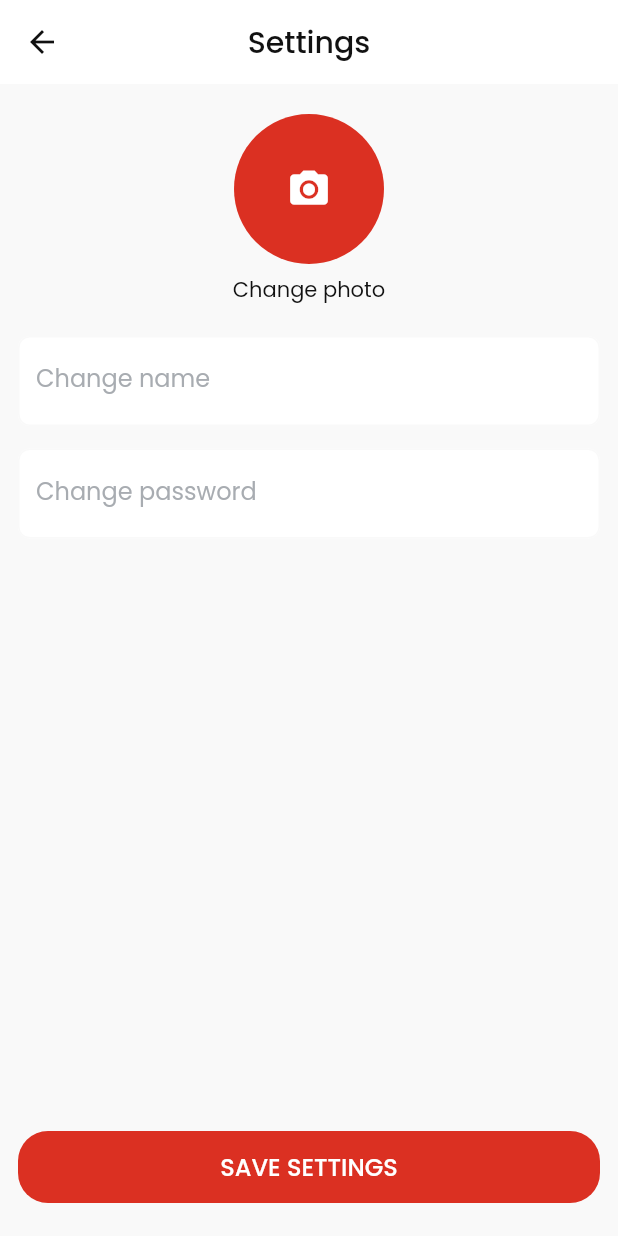
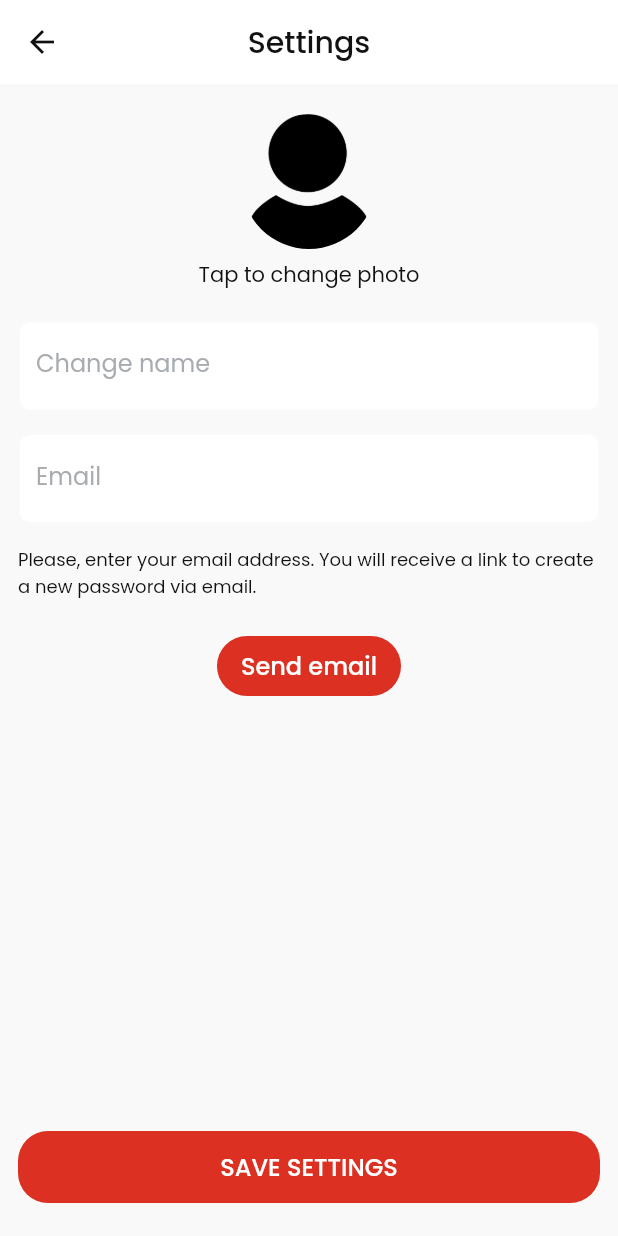
Before and after one commit to fadi-flutter/ShopEase, a Flutter app: the ProfileScreen screen opened directly, after a tap on the "arrow forward ios" icon, on a phone screen of 412 x 824 dp. Run offline on Flutter 3.47's test engine with Material 2 defaults, Android fonts, the phone set to English and light mode, and no system bars; our stand-ins replace cloud_firestore, firebase_auth, firebase_core, firebase_storage, flutter_easyloading, flutter_rating_bar and 4 more; accounts and stored records are empty.

Commit message:
completed profile backend

```diff
--- a/lib/views/Auth/controller/auth_controller.dart
+++ b/lib/views/Auth/controller/auth_controller.dart
@@ -30,7 +30,8 @@ class AuthController extends GetxController {
         'time_stamp': DateTime.now(),
         'name': name,
         'email': email,
-        'id': userID
+        'id': userID,
+        'image': ''
       });
       EasyLoading.dismiss();
       Get.offAll(() => const DashBoard());
--- a/lib/views/Dashboard/profile/controllers/profile_controller.dart
+++ b/lib/views/Dashboard/profile/controllers/profile_controller.dart
@@ -1,7 +1,8 @@
 import 'dart:io';
-
 import 'package:cloud_firestore/cloud_firestore.dart';
 import 'package:firebase_storage/firebase_storage.dart';
+import 'package:flutter/material.dart';
+import 'package:flutter_easyloading/flutter_easyloading.dart';
 import 'package:get/get.dart';
 import 'package:shopease/utilities/app_const.dart';
 import 'package:image_picker/image_picker.dart';
@@ -12,6 +13,9 @@ class ProfileController extends GetxController {
   RxString userImage = ''.obs;
   final ImagePicker picker = ImagePicker();
   Rx<XFile> pickImage = XFile('').obs;
+  final TextEditingController nameC = TextEditingController();
+  final TextEditingController emailC = TextEditingController();
+
   getProfile() async {
     final userID = auth.currentUser!.uid;
     DocumentSnapshot doc =
@@ -22,16 +26,34 @@ class ProfileController extends GetxController {
   }
 
   updateSettings(
-      String image, String name, String password, XFile pickedImage) {
+    XFile pickedImage, {
+    required String image,
+    required String name,
+  }) async {
     String url = '';
-    if (pickImage.value.path != '') {
-      url = uploadImage(pickedImage);
+    EasyLoading.show();
+    try {
+      final user = auth.currentUser;
+      if (pickImage.value.path != '') {
+        url = await uploadImage(pickedImage);
+      }
+      await firestore.collection('users').doc(user!.uid).update({
+        'image': url == '' ? image : url,
+        'name': name.isEmpty ? userName.value : name,
+      });
+      Get.back();
+      await getProfile();
+      rawSackbar('Settings updated succesfully');
+    } on Exception catch (e) {
+      EasyLoading.dismiss();
+      rawSackbar('Something went wrong, please try again ${e.toString()}');
     }
-    final userID = auth.currentUser!.uid;
-    firestore.collection('users').doc(userID).update({
-      'image': pickImage.value.path != '' ? image : url,
-      'name': name,
-    });
+    EasyLoading.dismiss();
+  }
+
+  sendEmail() async {
+    await auth.sendPasswordResetEmail(email: emailC.text);
+    rawSackbar('Email sent successfuly');
   }
 
   getProfileImage() async {
--- a/lib/views/Dashboard/profile/screens/profile_screen.dart
+++ b/lib/views/Dashboard/profile/screens/profile_screen.dart
@@ -1,9 +1,13 @@
 import 'package:flutter/material.dart';
 import 'package:get/get.dart';
 import 'package:shopease/utilities/app_colors.dart';
+import 'package:shopease/utilities/app_const.dart';
 import 'package:shopease/utilities/app_textstyle.dart';
+import 'package:shopease/views/Auth/screens/signup_screen.dart';
 import 'package:shopease/views/Dashboard/profile/controllers/profile_controller.dart';
 import 'package:shopease/views/Dashboard/profile/screens/setttings_screen.dart';
+import 'package:shopease/widgets/long_button.dart';
+import 'package:google_sign_in/google_sign_in.dart';
 
 class ProfileScreen extends StatelessWidget {
   ProfileScreen({super.key});
@@ -25,14 +29,26 @@ class ProfileScreen extends StatelessWidget {
         child: Container(
           padding: const EdgeInsets.symmetric(horizontal: 12, vertical: 15),
           alignment: Alignment.center,
-          child: Column(
+          child: Obx(
+            () => Column(
               children: [
-              const CircleAvatar(
-                backgroundColor: AppColors.white,
-                backgroundImage: AssetImage(
+                Container(
+                  decoration: const BoxDecoration(
+                    shape: BoxShape.circle,
+                  ),
+                  child: ClipRRect(
+                    borderRadius: BorderRadius.circular(100),
+                    child: profileC.userImage.value == ''
+                        ? Image.asset(
                             'assets/images/profile.png',
+                            height: 90,
+                            fit: BoxFit.cover,
+                          )
+                        : Image.network(
+                            profileC.userImage.value,
+                            height: 90,
                           ),
-                radius: 45,
+                  ),
                 ),
                 Text(
                   profileC.userName.value.capitalize!,
@@ -52,12 +68,14 @@ class ProfileScreen extends StatelessWidget {
                     style: AppTextStyle.mediumBlack16,
                   ),
                   subtitle: Text(
-                  'Change paswword & name...',
+                    'Change password & name...',
                     style: AppTextStyle.regularWhite12
                         .copyWith(color: AppColors.grey),
                   ),
                   trailing: GestureDetector(
                     onTap: () {
+                      profileC.nameC.text = profileC.userName.value;
+                      profileC.emailC.text = profileC.userEmail.value;
                       Get.to(() => SettingScreen(
                             profileC: profileC,
                           ));
@@ -67,8 +85,21 @@ class ProfileScreen extends StatelessWidget {
                       color: AppColors.primary,
                     ),
                   ),
-              )
+                ),
+                const Spacer(),
+                LongButton(
+                  onPressed: () async {
+                    auth.signOut();
+                    GoogleSignIn().signOut();
+                    rawSackbar('Logout successfuly');
+                    Get.offAll(() => SignupScreen());
+                  },
+                  text: 'Logout',
+                  width: 100,
+                  height: 40,
+                ),
               ],
+            ),
           ),
         ),
       ),
--- a/lib/views/Dashboard/profile/screens/setttings_screen.dart
+++ b/lib/views/Dashboard/profile/screens/setttings_screen.dart
@@ -1,8 +1,10 @@
 import 'package:flutter/material.dart';
+import 'package:get/get.dart';
 import 'package:shopease/utilities/app_colors.dart';
 import 'package:shopease/utilities/app_textstyle.dart';
 import 'package:shopease/views/Dashboard/profile/controllers/profile_controller.dart';
 import 'package:shopease/widgets/auth_textfield.dart';
+import 'dart:io';
 import 'package:shopease/widgets/long_button.dart';
 
 class SettingScreen extends StatelessWidget {
@@ -33,34 +35,71 @@ class SettingScreen extends StatelessWidget {
             child: Column(
               children: [
                 const SizedBox(height: 10),
-                CircleAvatar(
-                    backgroundColor: AppColors.primary,
-                    radius: 50,
-                    child: IconButton(
-                      onPressed: () {
-                        profileC.getProfileImage();
-                      },
-                      icon: const Icon(
-                        Icons.camera_alt,
-                        color: AppColors.white,
-                        size: 30,
+                GestureDetector(
+                  onTap: () {
+                    profileC.getProfileImage();
+                  },
+                  child: Container(
+                    decoration: const BoxDecoration(
+                      shape: BoxShape.circle,
+                    ),
+                    child: Obx(
+                      () => ClipRRect(
+                        borderRadius: BorderRadius.circular(100),
+                        child: profileC.pickImage.value.path == ''
+                            ? Image.asset(
+                                'assets/images/profile.png',
+                                height: 90,
+                                fit: BoxFit.cover,
+                              )
+                            : Image.file(
+                                File(profileC.pickImage.value.path),
+                                height: 90,
+                              ),
                       ),
-                    )),
+                    ),
+                  ),
+                ),
                 const SizedBox(height: 7),
                 Text(
-                  'Change photo',
+                  'Tap to change photo',
                   style: AppTextStyle.regularBlack14,
                 ),
                 const SizedBox(height: 15),
-                const AuthTextField(
+                AuthTextField(
                   text: 'Change name',
+                  controller: profileC.nameC,
                 ),
                 const SizedBox(height: 05),
-                const AuthTextField(
-                  text: 'Change password',
+                AuthTextField(
+                  readOnly: true,
+                  controller: profileC.emailC,
+                  text: 'Email',
+                ),
+                const SizedBox(height: 10),
+                Text(
+                  'Please, enter your email address. You will receive a link to create a new password via email.',
+                  style: AppTextStyle.regularBlack12,
+                ),
+                const SizedBox(height: 20),
+                LongButton(
+                  onPressed: () {
+                    profileC.sendEmail();
+                  },
+                  text: 'Send email',
+                  width: 100,
+                  height: 40,
                 ),
                 const Spacer(),
-                LongButton(onPressed: () {}, text: 'SAVE SETTINGS'),
+                LongButton(
+                    onPressed: () async {
+                      await profileC.updateSettings(
+                        image: '',
+                        name: profileC.nameC.text,
+                        profileC.pickImage.value,
+                      );
+                    },
+                    text: 'SAVE SETTINGS'),
                 const SizedBox(height: 12),
               ],
             ),
--- a/lib/widgets/auth_textfield.dart
+++ b/lib/widgets/auth_textfield.dart
@@ -10,12 +10,14 @@ class AuthTextField extends StatelessWidget {
     this.controller,
     this.obscureText = false,
     this.trailingTap,
+    this.readOnly = false,
   });
   final String text;
   final IconData? trailing;
   final VoidCallback? trailingTap;
   final bool? obscureText;
   final TextEditingController? controller;
+  final bool readOnly;
 
   @override
   Widget build(BuildContext context) {
@@ -24,6 +26,7 @@ class AuthTextField extends StatelessWidget {
       child: TextFormField(
         obscureText: obscureText!,
         controller: controller,
+        readOnly: readOnly,
         cursorColor: AppColors.grey,
         style: AppTextStyle.mediumBlack14,
         decoration: InputDecoration(
@@ -34,11 +37,20 @@ class AuthTextField extends StatelessWidget {
               AppTextStyle.regularWhite16.copyWith(color: AppColors.grey),
           filled: true,
           fillColor: AppColors.white,
-          focusedBorder: OutlineInputBorder(
+          focusedBorder: !readOnly
+              ? OutlineInputBorder(
                   borderRadius: const BorderRadius.all(Radius.circular(08)),
                   borderSide: BorderSide(color: AppColors.grey),
+                )
+              : const OutlineInputBorder(
+                  borderSide: BorderSide(color: AppColors.bgColor),
                 ),
-          enabledBorder: const OutlineInputBorder(
+          enabledBorder: !readOnly
+              ? const OutlineInputBorder(
+                  borderRadius: BorderRadius.all(Radius.circular(08)),
+                  borderSide: BorderSide(color: AppColors.bgColor),
+                )
+              : const OutlineInputBorder(
                   borderRadius: BorderRadius.all(Radius.circular(08)),
                   borderSide: BorderSide(color: AppColors.bgColor),
                 ),
```
Lines whose indentation alone changed are shown as unchanged.
